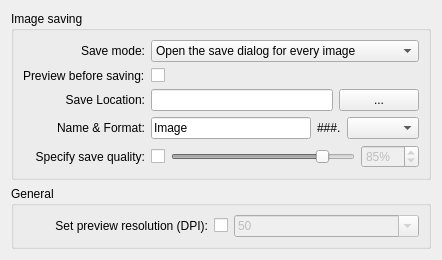
Before: the Qt Designer form src/settings.ui in KDE/skanlite, drawn with Qt 5.
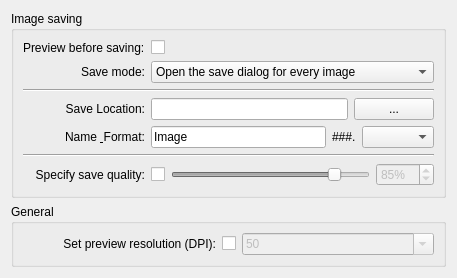
After: the same form once the commit is applied. Custom widgets are drawn as their Qt base class.

Commit message: Add support for saving 16 bit/color PNG files Simplify the saving code and add a proper question box for "ask for first image"

What changed in the file:
```diff
--- a/src/settings.ui
+++ b/src/settings.ui
@@ -6,8 +6,8 @@
    <rect>
     <x>0</x>
     <y>0</y>
-    <width>410</width>
-    <height>257</height>
+    <width>457</width>
+    <height>269</height>
    </rect>
   </property>
   <property name="windowTitle">
@@ -20,40 +20,14 @@
       <string>Image saving</string>
      </property>
      <layout class="QGridLayout" name="gridLayout">
-      <item row="0" column="0">
-       <widget class="QLabel" name="label_6">
-        <property name="text">
-         <string>Save mode:</string>
-        </property>
-        <property name="alignment">
-         <set>Qt::AlignRight|Qt::AlignTrailing|Qt::AlignVCenter</set>
-        </property>
-       </widget>
-      </item>
-      <item row="0" column="1" colspan="2">
-       <widget class="QComboBox" name="saveModeCB">
-        <item>
-         <property name="text">
-          <string>Open the save dialog for every image</string>
-         </property>
-        </item>
-        <item>
-         <property name="text">
-          <string>Open the save dialog for the first image only</string>
-         </property>
-        </item>
-        <item>
-         <property name="text">
-          <string>Save without asking for a filename</string>
-         </property>
-        </item>
-       </widget>
-      </item>
       <item row="1" column="0">
        <widget class="QLabel" name="label_7">
         <property name="text">
          <string>Preview before saving:</string>
         </property>
+        <property name="buddy">
+         <cstring>showB4Save</cstring>
+        </property>
        </widget>
       </item>
       <item row="1" column="1">
@@ -64,6 +38,45 @@
        </widget>
       </item>
       <item row="2" column="0">
+       <widget class="QLabel" name="label_6">
+        <property name="text">
+         <string>Save mode:</string>
+        </property>
+        <property name="alignment">
+         <set>Qt::AlignRight|Qt::AlignTrailing|Qt::AlignVCenter</set>
+        </property>
+        <property name="buddy">
+         <cstring>saveModeCB</cstring>
+        </property>
+       </widget>
+      </item>
+      <item row="2" column="1" colspan="2">
+       <widget class="QComboBox" name="saveModeCB">
+        <item>
+         <property name="text">
+          <string>Open the save dialog for every image</string>
+         </property>
+        </item>
+        <item>
+         <property name="text">
+          <string>Open the save dialog for the first image only</string>
+         </property>
+        </item>
+        <item>
+         <property name="text">
+          <string>Save without asking for a filename</string>
+         </property>
+        </item>
+       </widget>
+      </item>
+      <item row="3" column="0" colspan="3">
+       <widget class="Line" name="line">
+        <property name="orientation">
+         <enum>Qt::Horizontal</enum>
+        </property>
+       </widget>
+      </item>
+      <item row="4" column="0">
        <widget class="QLabel" name="label">
         <property name="text">
          <string>Save Location:</string>
@@ -71,12 +84,15 @@
         <property name="alignment">
          <set>Qt::AlignRight|Qt::AlignTrailing|Qt::AlignVCenter</set>
         </property>
+        <property name="buddy">
+         <cstring>saveDirLEdit</cstring>
+        </property>
        </widget>
       </item>
-      <item row="2" column="1">
+      <item row="4" column="1">
        <widget class="QLineEdit" name="saveDirLEdit"/>
       </item>
-      <item row="2" column="2">
+      <item row="4" column="2">
        <widget class="QPushButton" name="getDirButton">
         <property name="sizePolicy">
          <sizepolicy hsizetype="Fixed" vsizetype="Fixed">
@@ -89,7 +105,7 @@
         </property>
        </widget>
       </item>
-      <item row="3" column="0">
+      <item row="5" column="0">
        <widget class="QLabel" name="label_2">
         <property name="text">
          <string>Name &amp; Format:</string>
@@ -97,9 +113,12 @@
         <property name="alignment">
          <set>Qt::AlignRight|Qt::AlignTrailing|Qt::AlignVCenter</set>
         </property>
+        <property name="buddy">
+         <cstring>imgPrefix</cstring>
+        </property>
        </widget>
       </item>
-      <item row="3" column="1" colspan="2">
+      <item row="5" column="1" colspan="2">
        <layout class="QHBoxLayout">
         <item>
          <widget class="QLineEdit" name="imgPrefix">
@@ -120,7 +139,7 @@
         </item>
        </layout>
       </item>
-      <item row="4" column="0">
+      <item row="7" column="0">
        <widget class="QLabel" name="label_4">
         <property name="text">
          <string>Specify save quality:</string>
@@ -128,9 +147,12 @@
         <property name="alignment">
          <set>Qt::AlignRight|Qt::AlignTrailing|Qt::AlignVCenter</set>
         </property>
+        <property name="buddy">
+         <cstring>setQuality</cstring>
+        </property>
        </widget>
       </item>
-      <item row="4" column="1" colspan="2">
+      <item row="7" column="1" colspan="2">
        <layout class="QHBoxLayout" name="horizontalLayout">
         <item>
          <widget class="QCheckBox" name="setQuality">
@@ -194,6 +216,13 @@
         </item>
        </layout>
       </item>
+      <item row="6" column="0" colspan="3">
+       <widget class="Line" name="line_2">
+        <property name="orientation">
+         <enum>Qt::Horizontal</enum>
+        </property>
+       </widget>
+      </item>
      </layout>
     </widget>
    </item>
@@ -254,6 +283,9 @@
         <property name="alignment">
          <set>Qt::AlignRight|Qt::AlignTrailing|Qt::AlignVCenter</set>
         </property>
+        <property name="buddy">
+         <cstring>setPreviewDPI</cstring>
+        </property>
        </widget>
       </item>
       <item row="0" column="1">
```
The commit also changes 9 other files.
